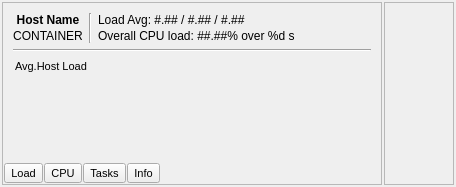
The window that qpfhmi/frmhostinfo.ui (aardalath/qpf) describes before a commit, drawn with Qt 5.
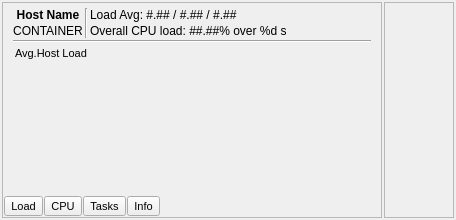
The same window after the commit. Custom widgets are drawn as their Qt base class.

Diff of the .ui file:
```diff
--- a/qpfhmi/frmhostinfo.ui
+++ b/qpfhmi/frmhostinfo.ui
@@ -7,9 +7,15 @@
     <x>0</x>
     <y>0</y>
     <width>456</width>
-    <height>187</height>
+    <height>220</height>
    </rect>
   </property>
+  <property name="minimumSize">
+   <size>
+    <width>0</width>
+    <height>220</height>
+   </size>
+  </property>
   <property name="windowTitle">
    <string>Form</string>
   </property>
@@ -72,6 +78,15 @@
         </property>
         <widget class="QWidget" name="pageData">
          <layout class="QVBoxLayout" name="verticalLayout_7" stretch="1,1,100">
+          <property name="spacing">
+           <number>2</number>
+          </property>
+          <property name="topMargin">
+           <number>4</number>
+          </property>
+          <property name="bottomMargin">
+           <number>4</number>
+          </property>
           <item>
            <layout class="QHBoxLayout" name="horizontalLayout_2">
             <item>
@@ -171,6 +186,12 @@
           </item>
           <item>
            <widget class="QStackedWidget" name="stckCharts">
+            <property name="minimumSize">
+             <size>
+              <width>0</width>
+              <height>110</height>
+             </size>
+            </property>
             <property name="currentIndex">
              <number>0</number>
             </property>
@@ -214,7 +235,7 @@
                 <property name="minimumSize">
                  <size>
                   <width>0</width>
-                  <height>70</height>
+                  <height>90</height>
                  </size>
                 </property>
                </widget>
@@ -396,6 +417,12 @@
    </item>
    <item>
     <widget class="QScrollArea" name="scrollTasksInfo">
+     <property name="minimumSize">
+      <size>
+       <width>0</width>
+       <height>186</height>
+      </size>
+     </property>
      <property name="widgetResizable">
       <bool>true</bool>
      </property>
@@ -405,7 +432,7 @@
         <x>0</x>
         <y>0</y>
         <width>68</width>
-        <height>181</height>
+        <height>214</height>
        </rect>
       </property>
      </widget>
```
